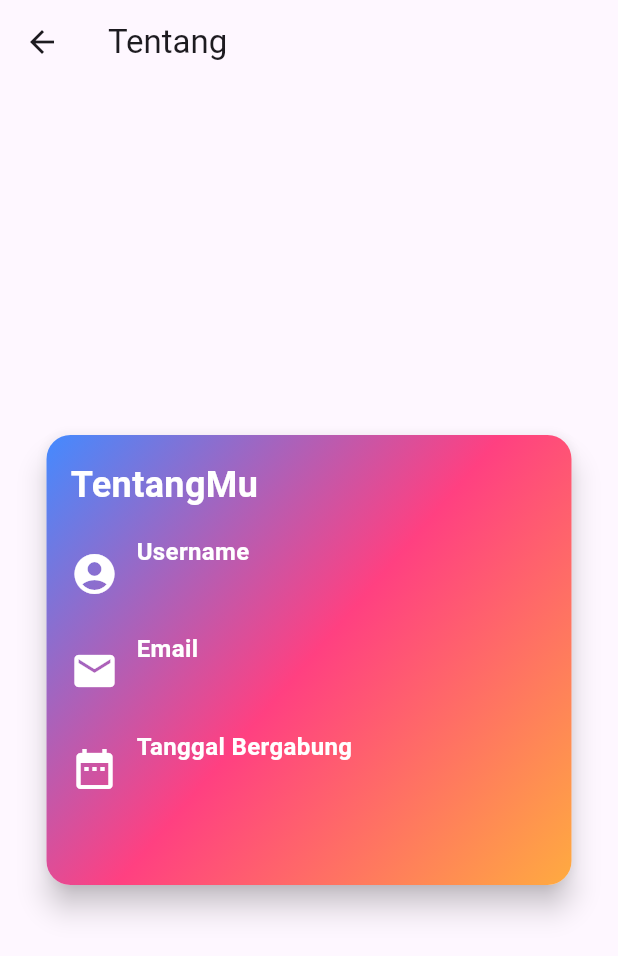
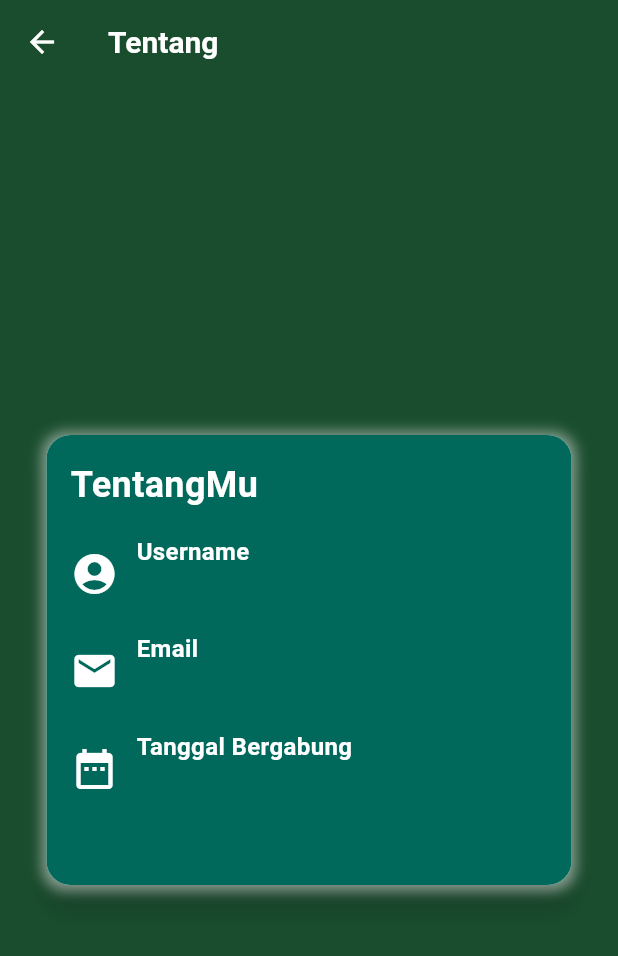
Before and after one commit to ricco-arisdy/ujidatapanen, a Flutter app: the TentangView screen opened directly, on a phone screen of 412 x 824 dp. Shown: the top 956 px of the screen. Run offline on Flutter 3.47's test engine with Material 3 defaults, Android fonts, the phone set to English and light mode, and no system bars; our stand-ins replace flutter_svg, shared_preferences; accounts and stored records are empty; network calls fail.

Commit message:
edit tampilan addlahan, tentang_screen, viewloading

```diff
--- a/lib/screen/tentang_screen.dart
+++ b/lib/screen/tentang_screen.dart
@@ -30,14 +30,24 @@ class _TentangViewState extends State<TentangView> {
   Widget build(BuildContext context) {
     return Scaffold(
       appBar: AppBar(
-        title: Text('Tentang'),
+        backgroundColor: Color(0xFF1A4D2E),
+        title: Text(
+          'Tentang',
+          style: TextStyle(
+            fontSize: 20.0,
+            fontWeight: FontWeight.bold,
+            color: Colors.white,
+          ),
+        ),
         leading: IconButton(
           icon: Icon(Icons.arrow_back),
+          color: Colors.white,
           onPressed: () {
             Navigator.pop(context); // Navigasi kembali normal
           },
         ),
       ),
+      backgroundColor: Color(0xFF1A4D2E),
       body: Center(
         child: Card(
           elevation: 8,
@@ -48,16 +58,23 @@ class _TentangViewState extends State<TentangView> {
             height: 300,
             width: 350,
             decoration: BoxDecoration(
+              borderRadius: BorderRadius.circular(16.0),
               gradient: LinearGradient(
                 begin: Alignment.topLeft,
                 end: Alignment.bottomRight,
                 colors: [
-                  Colors.blueAccent,
-                  Colors.pinkAccent,
-                  Colors.orangeAccent,
+                  Color(0xFF00695C),
+                  Color(0xFF00695C),
                 ],
               ),
-              borderRadius: BorderRadius.circular(16.0),
+              boxShadow: [
+                BoxShadow(
+                  color: Colors.white.withOpacity(0.5),
+                  spreadRadius: 3,
+                  blurRadius: 7,
+                  offset: Offset(0, 1), // changes position of shadow
+                ),
+              ],
             ),
             child: Padding(
               padding: const EdgeInsets.all(16.0),
```
Also changed, not shown: lib/screen/AddLahan_Screen.dart (+34 -5 lines), lib/screen/ViewLoadingScreen.dart (+141 -21 lines).
